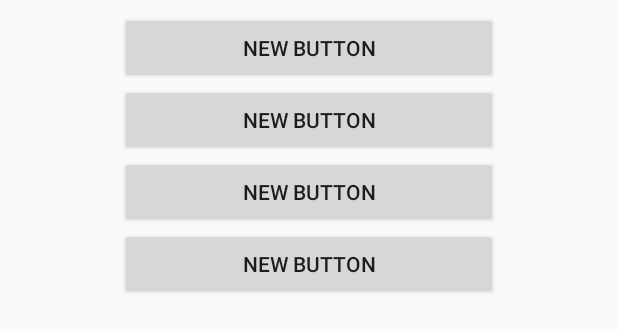
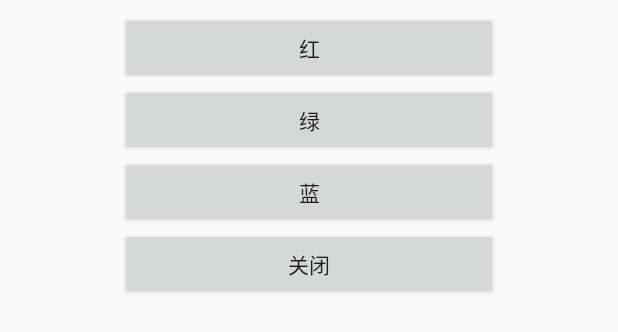
Before and after one commit to presisco/EmotionLight, an Android app: the layout light_switch_activity_dialog.xml on its own in the app's theme, with its tools: preview values and no code run, on a phone screen of 412 x 824 dp. Shown: the top 332 px of the screen. Run offline under Robolectric (Android 15) with nearby library versions, the phone set to English and light mode, and no system bars.

```diff
--- a/app/src/main/java/newbeeideas/motionlight/Constants.java
+++ b/app/src/main/java/newbeeideas/motionlight/Constants.java
@@ -4,7 +4,8 @@ package newbeeideas.motionlight;
  * Created by presisco on 2015/12/28.
  */
 public class Constants {
+
+    //SharedPreferences参数
     public static final String SHARED_PREFERENCE_NAME="shared_preference";
     public static final String USER_PHONE_NUMBER="user_phone_number";
-
 }
--- a/app/src/main/res/layout/light_switch_activity_dialog.xml
+++ b/app/src/main/res/layout/light_switch_activity_dialog.xml
@@ -1,38 +1,39 @@
 <?xml version="1.0" encoding="utf-8"?>
 <LinearLayout xmlns:android="http://schemas.android.com/apk/res/android"
-    android:orientation="vertical" android:layout_width="match_parent"
+    android:layout_width="match_parent"
     android:layout_height="wrap_content"
-    android:paddingTop="8dp"
+    android:orientation="vertical"
     android:paddingLeft="80dp"
-    android:paddingRight="80dp">
+    android:paddingRight="80dp"
+    android:paddingTop="8dp">
 
     <Button
+        android:id="@+id/redLightBtn"
         style="?android:attr/buttonStyleSmall"
         android:layout_width="match_parent"
         android:layout_height="wrap_content"
-        android:text="New Button"
-        android:id="@+id/redLightBtn"
-        android:onClick="onSelectedRed" />
+        android:onClick="onSelectedRed"
+        android:text="@string/text_red" />
 
     <Button
+        android:id="@+id/greenLightBtn"
         android:layout_width="match_parent"
         android:layout_height="wrap_content"
-        android:text="New Button"
-        android:id="@+id/greenLightBtn"
-        android:onClick="onSelectedGreen" />
+        android:onClick="onSelectedGreen"
+        android:text="@string/text_green" />
 
     <Button
+        android:id="@+id/blueLightBtn"
         android:layout_width="match_parent"
         android:layout_height="wrap_content"
-        android:text="New Button"
-        android:id="@+id/blueLightBtn"
-        android:onClick="onSelectedBlue" />
+        android:onClick="onSelectedBlue"
+        android:text="@string/text_blue" />
 
     <Button
+        android:id="@+id/closeLightBtn"
         android:layout_width="match_parent"
         android:layout_height="wrap_content"
-        android:text="New Button"
-        android:id="@+id/closeLightBtn"
-        android:onClick="onSelectedClose" />
+        android:onClick="onSelectedClose"
+        android:text="@string/text_close" />
 
 </LinearLayout>
--- a/app/src/main/res/values/strings.xml
+++ b/app/src/main/res/values/strings.xml
@@ -3,4 +3,8 @@
     <string name="action_settings">Settings</string>
     <string name="voice_command_button_text">  让他/她知道...  </string>
     <string name="switch_command_button_text">让周围的人知道...</string>
+    <string name="text_red">红</string>
+    <string name="text_green">绿</string>
+    <string name="text_blue">蓝</string>
+    <string name="text_close">关闭</string>
 </resources>
--- /dev/null
+++ b/bluetoothlib/src/main/res/values/strings.xml
@@ -0,0 +1,3 @@
+<resources>
+    <string name="app_name">bluetoothlib</string>
+</resources>
```
Also changed, not shown: app/src/main/java/newbeeideas/motionlight/DefinedKeyword.java (+4 -3 lines), app/src/main/java/newbeeideas/motionlight/StringCooker.java (added, +20 -0 lines), app/src/main/res/layout/intro_activity.xml (added, +11 -0 lines), bluetoothlib/build.gradle (added, +25 -0 lines), bluetoothlib/src/main/AndroidManifest.xml (added, +9 -0 lines), 5 other files.
